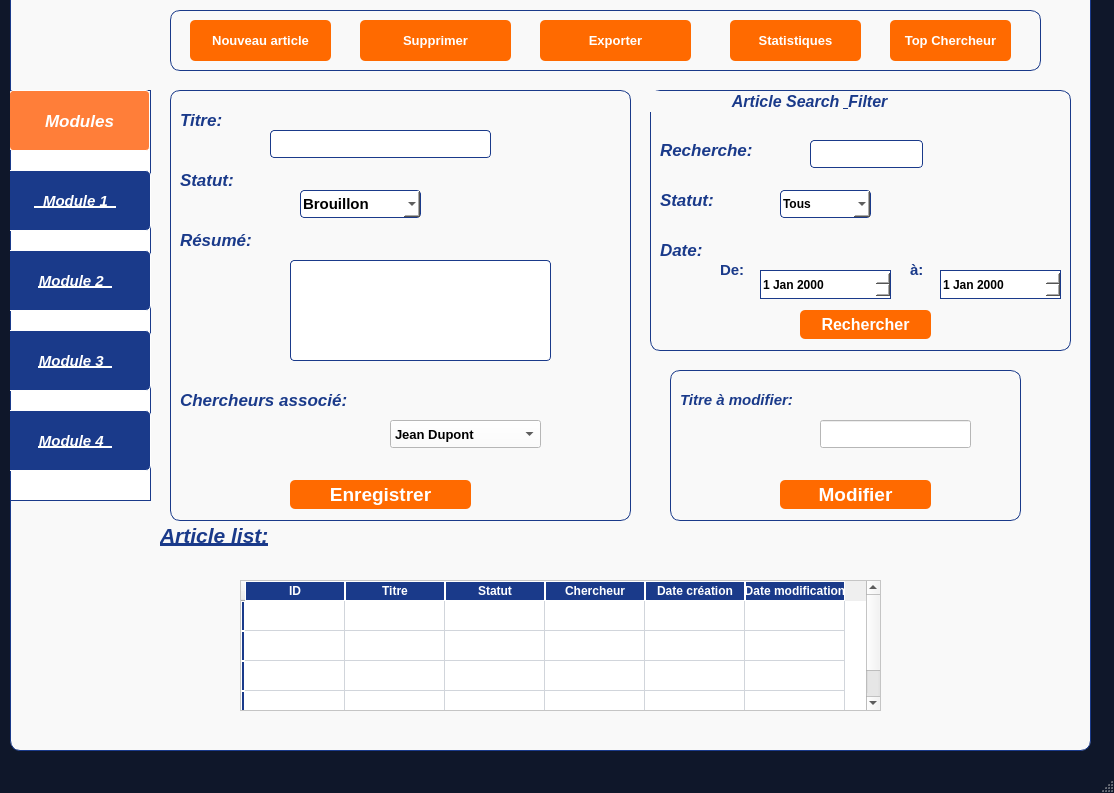
Qt form mainwindow.ui (NejiEser16/Project_Article_eser) before a commit.
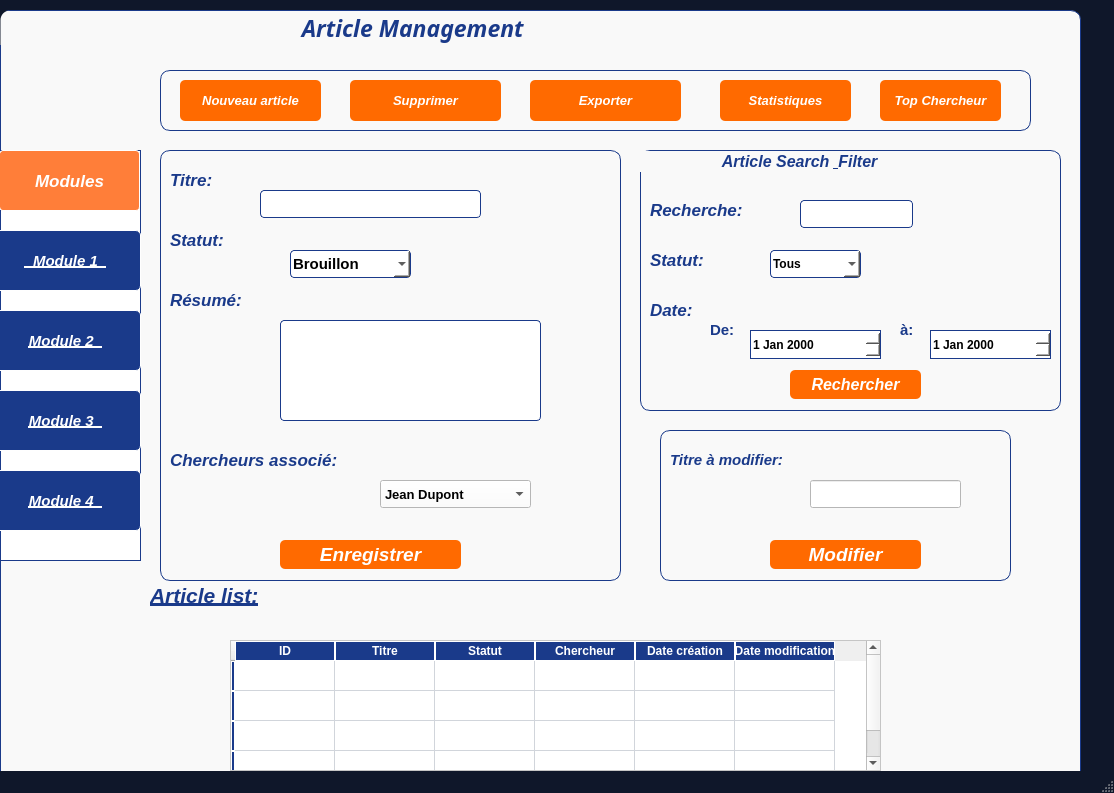
The same form after that commit. Icons and pictures are not drawn.

Diff of the .ui file:
```diff
--- a/mainwindow.ui
+++ b/mainwindow.ui
@@ -129,8 +129,8 @@
    <widget class="QGroupBox" name="groupBox">
     <property name="geometry">
      <rect>
-      <x>10</x>
-      <y>-50</y>
+      <x>0</x>
+      <y>10</y>
       <width>1081</width>
       <height>801</height>
      </rect>
@@ -841,7 +841,7 @@
       <property name="font">
        <font>
         <pointsize>12</pointsize>
-        <italic>false</italic>
+        <italic>true</italic>
         <bold>true</bold>
         <underline>false</underline>
        </font>
@@ -1026,6 +1026,7 @@
       <property name="font">
        <font>
         <pointsize>14</pointsize>
+        <italic>true</italic>
         <bold>true</bold>
        </font>
       </property>
@@ -1777,7 +1778,7 @@
       <property name="font">
        <font>
         <pointsize>14</pointsize>
-        <italic>false</italic>
+        <italic>true</italic>
         <bold>true</bold>
        </font>
       </property>
@@ -2374,7 +2375,7 @@
       <property name="font">
        <font>
         <pointsize>10</pointsize>
-        <italic>false</italic>
+        <italic>true</italic>
         <bold>true</bold>
        </font>
       </property>
@@ -2903,7 +2904,7 @@
       <property name="font">
        <font>
         <pointsize>10</pointsize>
-        <italic>false</italic>
+        <italic>true</italic>
         <bold>true</bold>
        </font>
       </property>
@@ -3432,7 +3433,7 @@
       <property name="font">
        <font>
         <pointsize>10</pointsize>
-        <italic>false</italic>
+        <italic>true</italic>
         <bold>true</bold>
        </font>
       </property>
@@ -3465,6 +3466,7 @@
       <property name="font">
        <font>
         <pointsize>10</pointsize>
+        <italic>true</italic>
         <bold>true</bold>
        </font>
       </property>
@@ -3497,6 +3499,7 @@
       <property name="font">
        <font>
         <pointsize>10</pointsize>
+        <italic>true</italic>
         <bold>true</bold>
        </font>
       </property>
@@ -3533,6 +3536,7 @@
        <italic>true</italic>
        <bold>true</bold>
        <underline>true</underline>
+       <strikeout>false</strikeout>
       </font>
      </property>
      <property name="styleSheet">
@@ -3547,7 +3551,7 @@
       <rect>
        <x>230</x>
        <y>630</y>
-       <width>641</width>
+       <width>651</width>
        <height>131</height>
       </rect>
      </property>
```
